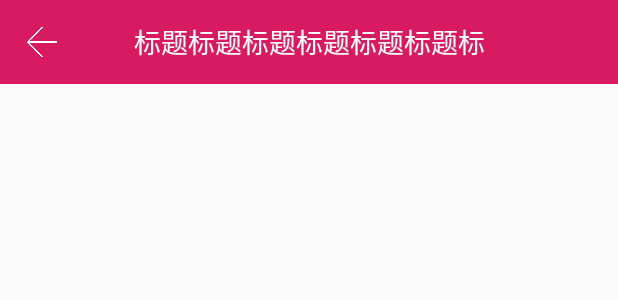
After one commit to ssccbb/vbrowse, an Android app: the layout layout_dark_tool_bar.xml on its own in the app's theme, with its tools: preview values and no code run, on a phone screen of 412 x 824 dp. The commit adds this screen. Shown: the top 300 px of the screen. Run offline under Robolectric (Android 15) with nearby library versions, the phone set to English and light mode, and no system bars.

Commit message:
增加资源文件

```diff
--- a/app/src/main/AndroidManifest.xml
+++ b/app/src/main/AndroidManifest.xml
@@ -12,10 +12,10 @@
         android:roundIcon="@mipmap/ic_launcher_round"
         android:supportsRtl="true"
         android:theme="@style/AppTheme">
-        <activity android:name=".mvp.ui.activity.SplashActivity">
+        <activity android:name=".mvp.ui.activity.SplashActivity"
+            android:launchMode="singleTop">
             <intent-filter>
                 <action android:name="android.intent.action.MAIN" />
-
                 <category android:name="android.intent.category.LAUNCHER" />
             </intent-filter>
         </activity>
--- a/app/src/main/java/com/sung/vbrowse/mvp/ui/activity/SplashActivity.java
+++ b/app/src/main/java/com/sung/vbrowse/mvp/ui/activity/SplashActivity.java
@@ -1,7 +1,4 @@
 package com.sung.vbrowse.mvp.ui.activity;
-
-import android.support.v7.app.AppCompatActivity;
-import android.os.Bundle;
 
 import com.sung.vbrowse.R;
 import com.sung.vbrowse.base.BaseActivity;
--- /dev/null
+++ b/app/src/main/res/layout/layout_dark_tool_bar.xml
@@ -0,0 +1,55 @@
+<?xml version="1.0" encoding="utf-8"?>
+<android.support.constraint.ConstraintLayout xmlns:android="http://schemas.android.com/apk/res/android"
+    android:layout_width="match_parent"
+    android:layout_height="?actionBarSize"
+    xmlns:app="http://schemas.android.com/apk/res-auto"
+    xmlns:tools="http://schemas.android.com/tools"
+    android:background="@color/ThemeColor">
+    <!-- 暗色系 -->
+    <ImageView
+        android:id="@+id/back_up"
+        android:src="@mipmap/ic_dark_back_up"
+        android:padding="18dp"
+        android:background="?selectableItemBackground"
+        android:scaleType="centerInside"
+        android:layout_width="?actionBarSize"
+        android:layout_height="?actionBarSize" />
+    <TextView
+        android:id="@+id/title"
+        tools:text="标题标题标题标题标题标题标题标题标题标题"
+        android:gravity="center"
+        android:textSize="18sp"
+        android:maxLength="13"
+        android:maxLines="1"
+        android:ellipsize="end"
+        android:textColor="@android:color/white"
+        app:layout_constraintLeft_toLeftOf="parent"
+        app:layout_constraintRight_toRightOf="parent"
+        android:layout_width="wrap_content"
+        android:layout_height="match_parent" />
+    <FrameLayout
+        android:id="@+id/tight_tools"
+        android:background="?selectableItemBackground"
+        app:layout_constraintRight_toRightOf="parent"
+        android:layout_width="?actionBarSize"
+        android:layout_height="?actionBarSize">
+        <ImageView
+            android:id="@+id/iv_tool"
+            android:visibility="gone"
+            android:layout_margin="10dp"
+            android:scaleType="fitCenter"
+            android:layout_gravity="center"
+            tools:src="@android:drawable/ic_search_category_default"
+            android:layout_width="match_parent"
+            android:layout_height="match_parent" />
+        <TextView
+            android:id="@+id/tv_tool"
+            android:visibility="gone"
+            tools:text="分享"
+            android:textColor="@android:color/white"
+            android:layout_gravity="center"
+            android:gravity="center"
+            android:layout_width="match_parent"
+            android:layout_height="match_parent" />
+    </FrameLayout>
+</android.support.constraint.ConstraintLayout>
--- a/app/src/main/res/values/colors.xml
+++ b/app/src/main/res/values/colors.xml
@@ -1,6 +1,9 @@
 <?xml version="1.0" encoding="utf-8"?>
 <resources>
-    <color name="colorPrimary">#008577</color>
-    <color name="colorPrimaryDark">#00574B</color>
-    <color name="colorAccent">#D81B60</color>
+    <color name="colorPrimary">@color/ThemeColor</color>
+    <color name="colorPrimaryDark">@color/ThemeColor</color>
+    <color name="colorAccent">@color/ThemeColor</color>
+
+    <color name="ThemeColor">#D81B60</color>
+
 </resources>
--- a/app/src/main/res/values/styles.xml
+++ b/app/src/main/res/values/styles.xml
@@ -1,7 +1,7 @@
 <resources>
 
     <!-- Base application theme. -->
-    <style name="AppTheme" parent="Theme.AppCompat.Light.DarkActionBar">
+    <style name="AppTheme" parent="Theme.AppCompat.Light.NoActionBar">
         <!-- Customize your theme here. -->
         <item name="colorPrimary">@color/colorPrimary</item>
         <item name="colorPrimaryDark">@color/colorPrimaryDark</item>
```
Also changed, not shown: app/src/main/java/com/sung/vbrowse/base/App.java (deleted, +0 -11 lines), app/src/main/java/com/sung/vbrowse/base/BaseActivity.java (+34 -5 lines), app/src/main/java/com/sung/vbrowse/base/BaseApplication.java (added, +32 -0 lines), app/src/main/java/com/sung/vbrowse/base/BaseFragment.java (+59 -1 lines), app/src/main/java/com/sung/vbrowse/utils/ScreenUtils.java (added, +9 -0 lines), app/src/main/java/com/sung/vbrowse/utils/TextUtils.java (added, +18 -0 lines), app/src/main/res/layout/layout_light_tool_bar.xml (added, +55 -0 lines), app/src/main/res/mipmap-xhdpi/ic_dark_back_up.png (added), app/src/main/res/mipmap-xhdpi/ic_light_back_up.png (added).
